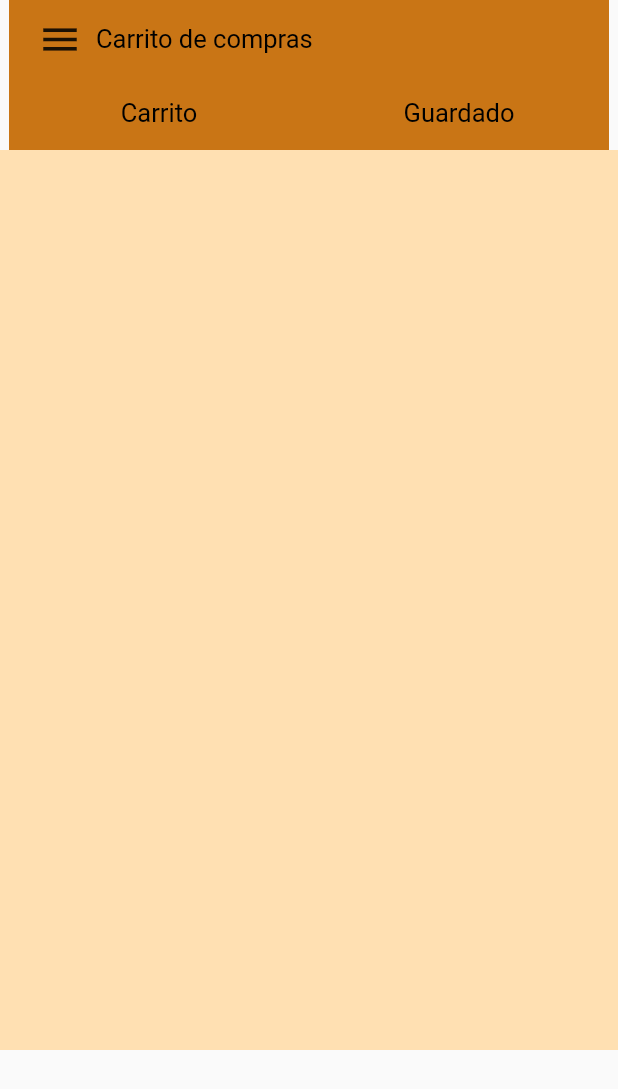
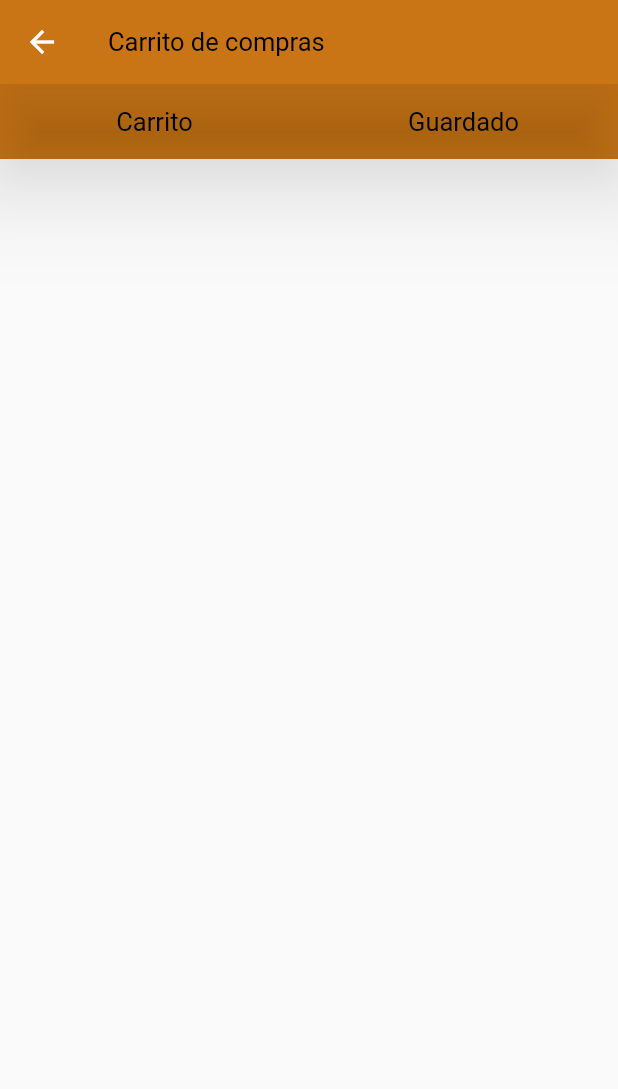
Before and after one commit to Anonyzard/pp2-practico1, a Flutter app: the ShoppingCart screen opened directly, on a phone screen of 412 x 824 dp. Shown: the top 1089 px of the screen. Run offline on Flutter 3.47's test engine with Material 2 defaults, Android fonts, the phone set to English and light mode, and no system bars.

Commit message:
arregle el appbaar

```diff
--- a/lib/pages/main_screens_widgets/shopping_cart.dart
+++ b/lib/pages/main_screens_widgets/shopping_cart.dart
@@ -6,45 +6,22 @@ class ShoppingCart extends StatelessWidget {
 
   @override
   Widget build(BuildContext context) {
-    return const Scaffold(
-      body: AllbodySC(),
-      drawer: Drawers(),
+    return Scaffold(
+      appBar: barra(context),
+      body: const botones_superiores(),
     );
   }
 }
 
-class AllbodySC extends StatelessWidget {
-  const AllbodySC({Key? key}) : super(key: key);
-
-  @override
-  Widget build(BuildContext context) {
-    return Column(children: [appbar2(), carrito_screen(context)]);
-  }
-}
-
-class appbar2 extends StatelessWidget {
-  const appbar2({Key? key}) : super(key: key);
+class botones_superiores extends StatelessWidget {
+  const botones_superiores({Key? key}) : super(key: key);
 
   @override
   Widget build(BuildContext context) {
     return Container(
-      height: 100,
-      width: 400,
+      height: 50,
       color: Theme.of(context).backgroundColor,
       child: Column(mainAxisAlignment: MainAxisAlignment.end, children: [
-        Row(mainAxisAlignment: MainAxisAlignment.start, children: [
-          const SizedBox(width: 10),
-          IconButton(
-            autofocus: true,
-            iconSize: 30,
-            icon: const Icon(Icons.menu),
-            onPressed: () {},
-          ),
-          Text(
-            "Carrito de compras",
-            style: Theme.of(context).textTheme.headline3,
-          )
-        ]),
         Row(
           mainAxisAlignment: MainAxisAlignment.spaceAround,
           children: [
@@ -73,16 +50,13 @@ class appbar2 extends StatelessWidget {
   }
 }
 
-Container carrito_screen(BuildContext context) {
-  return Container(
-    height: 600,
-    color: Theme.of(context).secondaryHeaderColor,
+AppBar barra(BuildContext context) {
+  return AppBar(
+    elevation: 30,
+    backgroundColor: Theme.of(context).backgroundColor,
+    title: Text(
+      "Carrito de compras",
+      style: Theme.of(context).textTheme.headline3,
+    ),
   );
 }
-
-Container guardado_screen() {
-  return Container(
-    height: 600,
-    color: Colors.red,
-  );
-}
```
